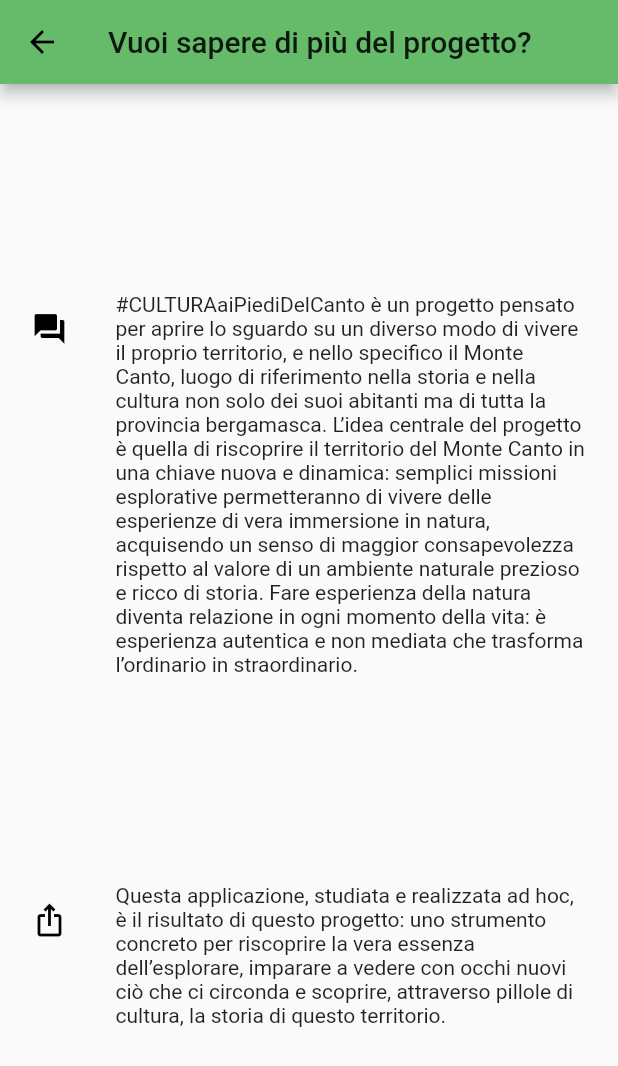
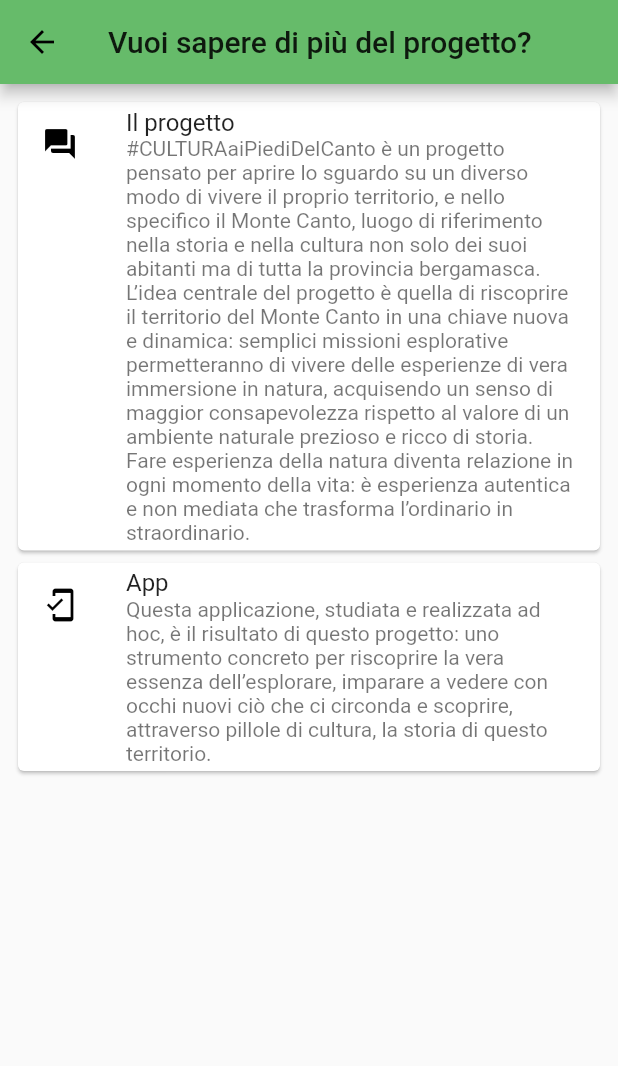
Before and after one commit to mauropelucchi/biohunt, a Flutter app: the ProgettoScreen screen opened directly, on a phone screen of 412 x 824 dp. Shown: the top 1066 px of the screen. Run offline on Flutter 3.47's test engine with Material 2 defaults, Android fonts, the light colour scheme and no system bars; our stand-ins replace flutter_map, introduction_screen, latlong, rxdart, sqflite; accounts and stored records are empty.

Commit message:
update about_us and progetto views

```diff
--- a/lib/pages/about/about_us.dart
+++ b/lib/pages/about/about_us.dart
@@ -36,7 +36,7 @@ class AboutUsScreen extends StatelessWidget {
                       leading: Icon(Icons.update, color: Colors.black),
                       title: Text("Version"),
                       subtitle: Text(
-                        "1.0.0",
+                        "1.1.0",
                         key: ValueKey(AboutUsKeys.VERSION_NUMBER),
                       ),
                     )
--- a/lib/pages/about/progetto.dart
+++ b/lib/pages/about/progetto.dart
@@ -11,24 +11,41 @@ class ProgettoScreen extends StatelessWidget {
           key: ValueKey(ProgettoKeys.PROGETTO),
         ),
       ),
-      body: Padding(
-        padding: EdgeInsets.all(5.0),
+      body: Container(
+        child: Padding(
+            padding: const EdgeInsets.all(8.0),
+            child: ListView(
+              children: <Widget>[
+                Card(
                   child: Column(
-          mainAxisAlignment: MainAxisAlignment.spaceEvenly,
                     children: <Widget>[
                       ListTile(
-              leading: Icon(Icons.question_answer, color: Colors.black),
-              title: Text(
+                        leading:
+                            Icon(Icons.question_answer, color: Colors.black),
+                        title: Text("Il progetto"),
+                        subtitle: Text(
                             "#CULTURAaiPiediDelCanto è un progetto pensato per aprire lo sguardo su un diverso modo di vivere il proprio territorio, e nello specifico il Monte Canto, luogo di riferimento nella storia e nella cultura non solo dei suoi abitanti ma di tutta la provincia bergamasca. L’idea centrale del progetto è quella di riscoprire il territorio del Monte Canto in una chiave nuova e dinamica: semplici missioni esplorative permetteranno di vivere delle esperienze di vera immersione in natura, acquisendo un senso di maggior consapevolezza rispetto al valore di un ambiente naturale prezioso e ricco di storia. Fare esperienza della natura diventa relazione in ogni momento della vita: è esperienza autentica e non mediata che trasforma l’ordinario in straordinario.",
                             style: TextStyle(fontSize: 14)),
-            ),
-            ListTile(
-                leading: Icon(Icons.ios_share, color: Colors.black),
-                title: Text(
-                    "Questa applicazione, studiata e realizzata ad hoc, è il risultato di questo progetto: uno strumento concreto per riscoprire la vera essenza dell’esplorare, imparare a vedere con occhi nuovi ciò che ci circonda e scoprire, attraverso pillole di cultura, la storia di questo territorio.",
-                    style: TextStyle(fontSize: 14)))
+                      )
                     ],
                   ),
+                ),
+                Card(
+                  child: Column(
+                    children: <Widget>[
+                      ListTile(
+                        leading:
+                            Icon(Icons.mobile_friendly, color: Colors.black),
+                        title: Text("App"),
+                        subtitle: Text(
+                        "Questa applicazione, studiata e realizzata ad hoc, è il risultato di questo progetto: uno strumento concreto per riscoprire la vera essenza dell’esplorare, imparare a vedere con occhi nuovi ciò che ci circonda e scoprire, attraverso pillole di cultura, la storia di questo territorio.",
+                            style: TextStyle(fontSize: 14)),
+                      )
+                    ],
+                  ),
+                )
+              ],
+            )),
       ),
     );
   }
```
Lines whose indentation alone changed are shown as unchanged.
